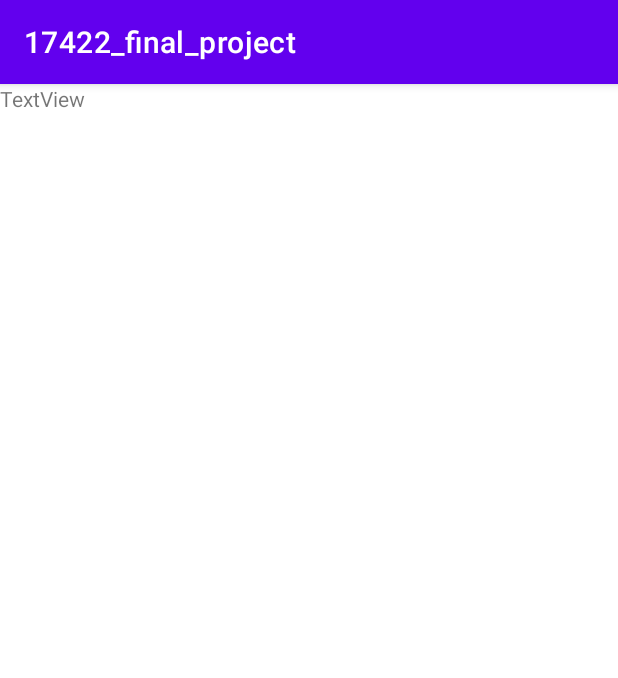
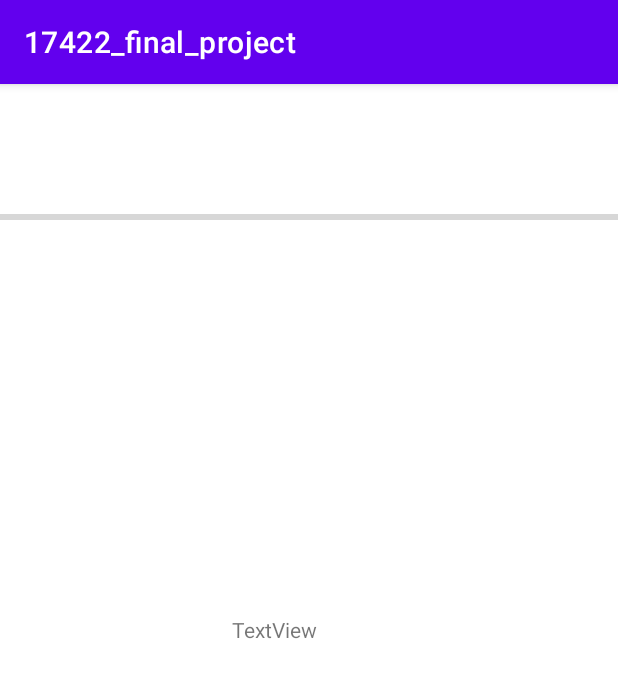
Before and after one commit to henryliuser/17422_final_project, an Android app: the StepActivity screen opened directly, with no data from a screen before it, on a phone screen of 412 x 824 dp. Shown: the top 678 px of the screen. Run offline under Robolectric (Android 15) with nearby library versions, the phone set to English and light mode, and no system bars.

Commit message:
made progress bar, starting on exercise task

```diff
--- a/app/src/main/java/com/example/a17422_final_project/StepActivity.kt
+++ b/app/src/main/java/com/example/a17422_final_project/StepActivity.kt
@@ -9,6 +9,7 @@ import android.hardware.SensorEventListener
 import android.os.Build
 import android.os.Bundle
 import android.util.Log
+import android.widget.ProgressBar
 import android.widget.TextView
 import androidx.annotation.RequiresApi
 import androidx.appcompat.app.AppCompatActivity
@@ -36,6 +37,8 @@ class StepActivity : AppCompatActivity() {
         }
 
         mAccel = Accelerometer(this)
+        val progressBar : ProgressBar = findViewById(R.id.progressBar)
+        progressBar.max = 10 // TODO: set this to change based on the number of steps that the user wants to take
 
         // create a listener for accelerometer
         mAccel.setListener(object : Accelerometer.Listener {
@@ -52,8 +55,14 @@ class StepActivity : AppCompatActivity() {
             override fun onTranslation() {
                 steps++
                 val tv1: TextView = findViewById(R.id.stepCount)
-                tv1.text = steps.toString()
+                tv1.text = "Number of Steps Taken:" + steps.toString()
                 Log.d("step", steps.toString())
+                progressBar.progress = steps
+
+                if (steps == progressBar.max) {
+                    // TODO: fix this part to call the next activity that we want
+                }
+
             }
         })
     }
--- a/app/src/main/res/layout/activity_alarmset.xml
+++ b/app/src/main/res/layout/activity_alarmset.xml
@@ -98,7 +98,7 @@
         app:layout_constraintStart_toStartOf="parent" />
 
     <Button
-        android:id="@+id/button5"
+        android:id="@+id/editTime"
         android:layout_width="wrap_content"
         android:layout_height="wrap_content"
         android:fontFamily="monospace"
--- a/app/src/main/res/layout/activity_step.xml
+++ b/app/src/main/res/layout/activity_step.xml
@@ -1,14 +1,33 @@
 <?xml version="1.0" encoding="utf-8"?>
 <androidx.constraintlayout.widget.ConstraintLayout xmlns:android="http://schemas.android.com/apk/res/android"
+    xmlns:app="http://schemas.android.com/apk/res-auto"
     xmlns:tools="http://schemas.android.com/tools"
     android:layout_width="match_parent"
     android:layout_height="match_parent">
 
+    <!--set 100 maximum value for the progress bar-->
+
+    <ProgressBar
+        android:id="@+id/progressBar"
+        style="@style/Widget.AppCompat.ProgressBar.Horizontal"
+        android:layout_width="fill_parent"
+        android:layout_height="wrap_content"
+        android:max="100"
+        app:layout_constraintBottom_toTopOf="@+id/stepCount"
+        app:layout_constraintEnd_toEndOf="parent"
+        app:layout_constraintStart_toStartOf="parent"
+        app:layout_constraintTop_toTopOf="parent"
+        app:layout_constraintVertical_bias="0.238" />
+
     <TextView
         android:id="@+id/stepCount"
-        android:layout_width="wrap_content"
-        android:layout_height="wrap_content"
+        android:layout_width="103dp"
+        android:layout_height="60dp"
         android:text="TextView"
-        tools:layout_editor_absoluteX="137dp"
-        tools:layout_editor_absoluteY="233dp" />
+        app:layout_constraintBottom_toBottomOf="parent"
+        app:layout_constraintEnd_toEndOf="parent"
+        app:layout_constraintStart_toStartOf="parent"
+        app:layout_constraintTop_toTopOf="parent" />
+
+
 </androidx.constraintlayout.widget.ConstraintLayout>
```
Also changed, not shown: app/src/main/java/com/example/a17422_final_project/ExerciseTask.kt (added, +30 -0 lines), app/src/main/res/layout/task_exercise.xml (added, +61 -0 lines).
